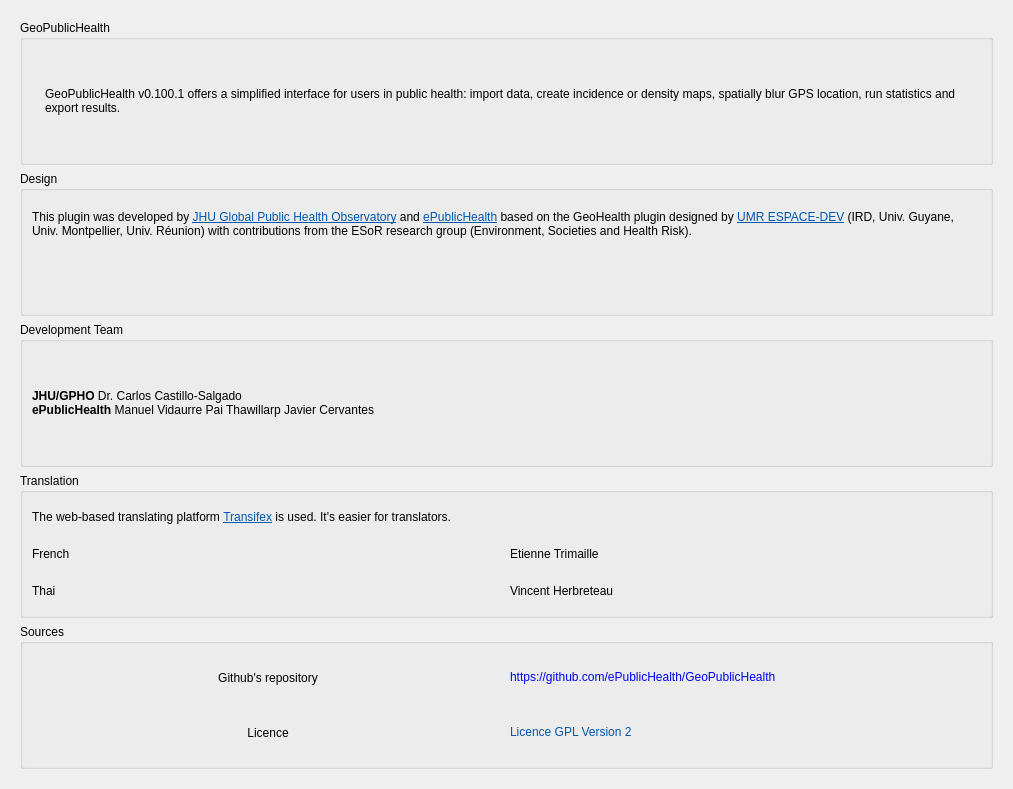
Qt form src/ui/default/about.ui (ePublicHealth/GeoPublicHealth) before a commit.
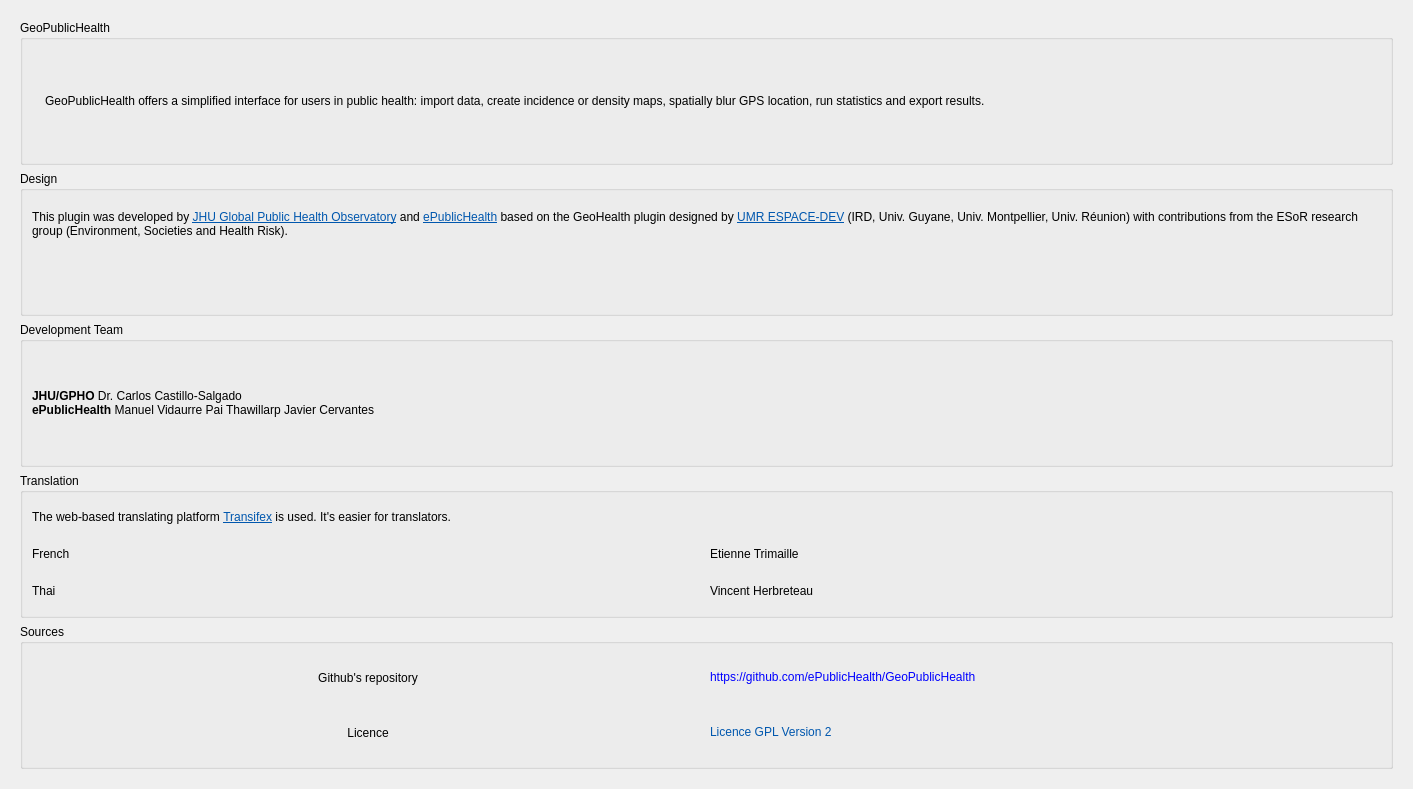
The same form after that commit. Icons and pictures are not drawn.

Commit message: Change in width of window

The edit to the form file:
```diff
--- a/src/ui/default/about.ui
+++ b/src/ui/default/about.ui
@@ -7,7 +7,7 @@
    <rect>
     <x>0</x>
     <y>0</y>
-    <width>1013</width>
+    <width>1413</width>
     <height>789</height>
    </rect>
   </property>
@@ -66,7 +66,7 @@
             <item>
              <widget class="QLabel" name="label_13">
               <property name="text">
-               <string>GeoPublicHealth v0.100.1 offers a simplified interface for users in public health: import data, create incidence or density maps, spatially blur GPS location, run statistics and export results.</string>
+               <string>GeoPublicHealth offers a simplified interface for users in public health: import data, create incidence or density maps, spatially blur GPS location, run statistics and export results.</string>
               </property>
               <property name="wordWrap">
                <bool>true</bool>
```
The commit also changes 1 other file.
